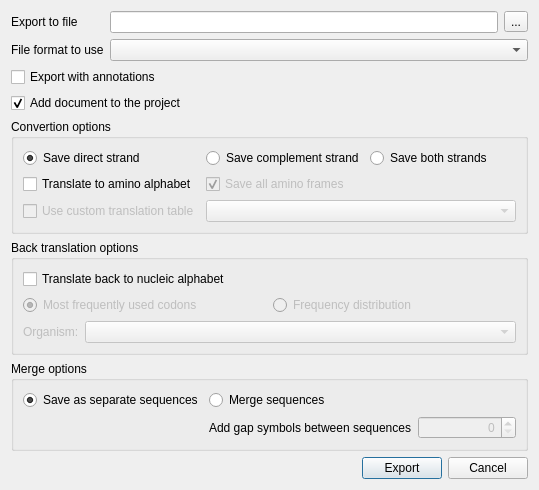
This is src/plugins/dna_export/src/ui/ExportSequencesDialog.ui in violethaze74/ugene as Qt 5 draws it before an edit. The edited form follows.
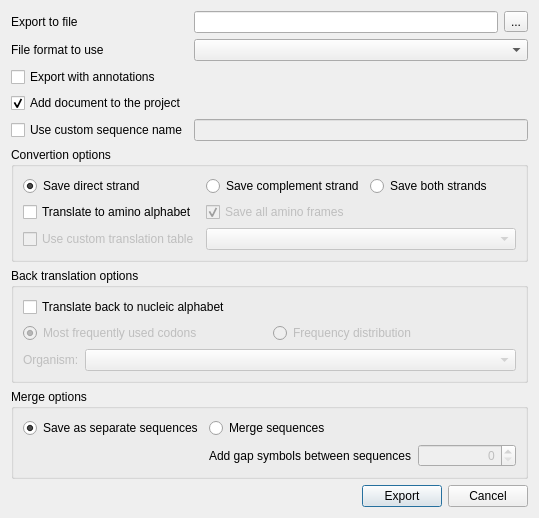
This is the edited form.

The edit to the form file:
```diff
--- a/src/plugins/dna_export/src/ui/ExportSequencesDialog.ui
+++ b/src/plugins/dna_export/src/ui/ExportSequencesDialog.ui
@@ -7,7 +7,7 @@
     <x>0</x>
     <y>0</y>
     <width>539</width>
-    <height>452</height>
+    <height>466</height>
    </rect>
   </property>
   <property name="sizePolicy">
@@ -25,6 +25,23 @@
   <layout class="QVBoxLayout" name="verticalLayout">
    <item>
     <layout class="QGridLayout" name="gridLayout_3">
+     <item row="2" column="0">
+      <widget class="QCheckBox" name="withAnnotationsBox">
+       <property name="text">
+        <string>Export with annotations</string>
+       </property>
+      </widget>
+     </item>
+     <item row="3" column="0">
+      <widget class="QCheckBox" name="addToProjectBox">
+       <property name="text">
+        <string>Add document to the project</string>
+       </property>
+       <property name="checked">
+        <bool>true</bool>
+       </property>
+      </widget>
+     </item>
      <item row="0" column="0">
       <widget class="QLabel" name="fileLabel">
        <property name="text">
@@ -52,25 +69,22 @@
      <item row="1" column="1" colspan="2">
       <widget class="QComboBox" name="formatCombo"/>
      </item>
+     <item row="4" column="0">
+      <widget class="QCheckBox" name="customSeqNameBox">
+       <property name="text">
+        <string>Use custom sequence name</string>
+       </property>
+      </widget>
+     </item>
+     <item row="4" column="1" colspan="2">
+      <widget class="QLineEdit" name="sequenceNameEdit">
+       <property name="enabled">
+        <bool>false</bool>
+       </property>
+      </widget>
+     </item>
     </layout>
    </item>
-   <item>
-    <widget class="QCheckBox" name="withAnnotationsBox">
-     <property name="text">
-      <string>Export with annotations</string>
-     </property>
-    </widget>
-   </item>
-   <item>
-    <widget class="QCheckBox" name="addToProjectBox">
-     <property name="text">
-      <string>Add document to the project</string>
-     </property>
-     <property name="checked">
-      <bool>true</bool>
-     </property>
-    </widget>
-   </item>
    <item>
     <widget class="QGroupBox" name="translationBox">
      <property name="title">
```
Left out of the diff: 101 changed lines with no effect on the pictures.
